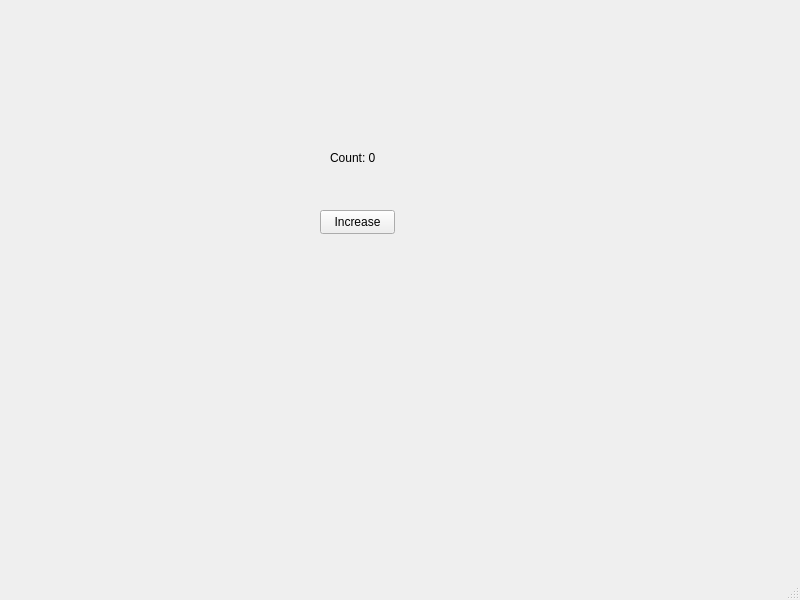
AceCentre/GridWizV2, file mainwindow.ui: the form before one commit.
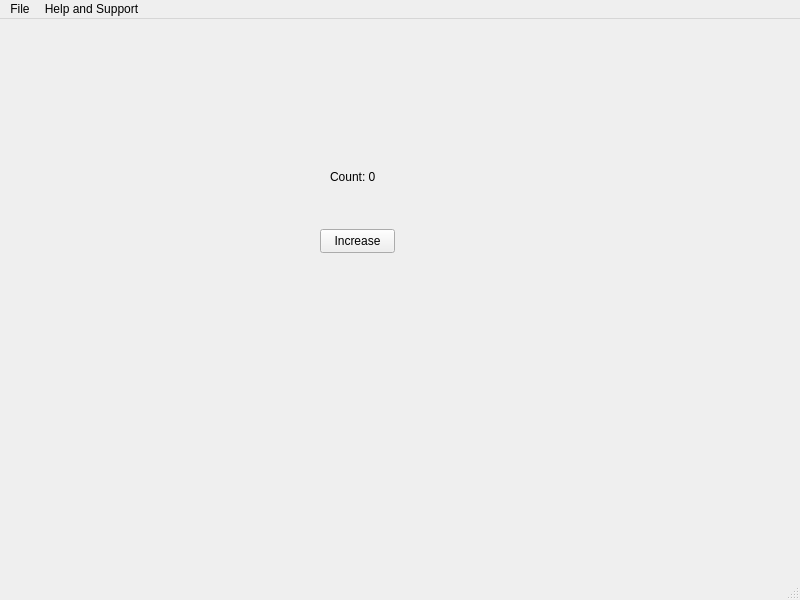
The form after the commit.

What changed in the file:
```diff
--- a/mainwindow.ui
+++ b/mainwindow.ui
@@ -50,6 +50,22 @@
      <height>22</height>
     </rect>
    </property>
+   <widget class="QMenu" name="menuHelp_and_Support">
+    <property name="title">
+     <string>Help and Support</string>
+    </property>
+    <addaction name="toolbarFeedback"/>
+    <addaction name="toolbarIssues"/>
+    <addaction name="toolbarAbout"/>
+   </widget>
+   <widget class="QMenu" name="menuFile">
+    <property name="title">
+     <string>File</string>
+    </property>
+    <addaction name="actionExit"/>
+   </widget>
+   <addaction name="menuFile"/>
+   <addaction name="menuHelp_and_Support"/>
   </widget>
   <widget class="QStatusBar" name="statusbar"/>
  </widget>
```
Left out of the diff: 20 changed lines with no effect on the pictures.
